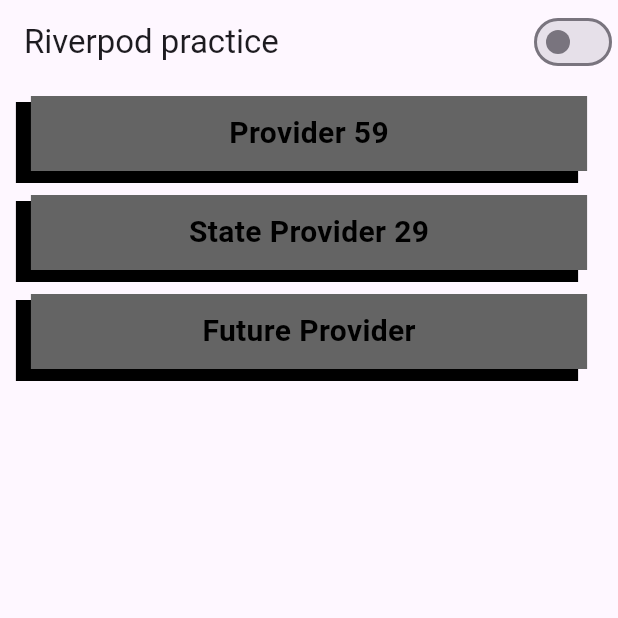
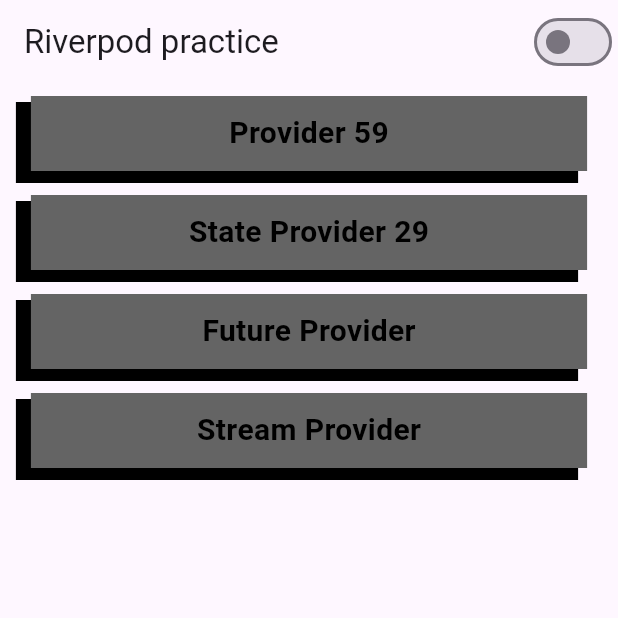
Before and after one commit to mustapha-amin/learning_riverpod, a Flutter app: the screen it shows after launch, on a phone screen of 412 x 824 dp, the top half of it. Run offline on Flutter 3.47's test engine with Material 3 defaults, Android fonts, the phone set to English and light mode, and no system bars; our stand-ins replace dio, flutter_riverpod.

Commit message:
stream provider done

```diff
--- a/lib/screens/home/home.dart
+++ b/lib/screens/home/home.dart
@@ -5,6 +5,7 @@ import 'package:learning_riverpod/shared/provider_tile.dart';
 import 'package:learning_riverpod/screens/providers/state_provider_screen.dart';
 
 import '../providers/future_provider_screen.dart';
+import '../providers/stream_provider_screen.dart';
 
 StateProvider<bool> isDarkMode = StateProvider((ref) => false);
 
@@ -44,6 +45,10 @@ class Home extends ConsumerWidget {
               title: "Future Provider",
               destination: FutureProviderScreen(),
             ),
+            const ProviderTile(
+              title: "Stream Provider",
+              destination: StreamProviderScreen(),
+            ),
           ],
         ),
       ),
--- /dev/null
+++ b/lib/services/stream_service.dart
@@ -0,0 +1,9 @@
+import 'package:flutter_riverpod/flutter_riverpod.dart';
+
+final streamServiceProvider = Provider((ref) => StreamService());
+
+class StreamService {
+  Stream<int> getStream() {
+    return Stream.periodic(const Duration(seconds: 1), (i) => i).take(20);
+  }
+}
```
Also changed, not shown: lib/screens/providers/stream_provider_screen.dart (added, +31 -0 lines).
